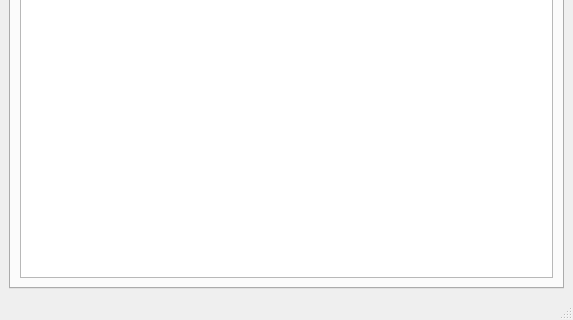
The window that templates/main.ui (gnsl318/Annual_program) describes before a commit, drawn with Qt 5; both pictures show x 0 to 573 and y 347 to 667 of the 573 by 667 pixel window.
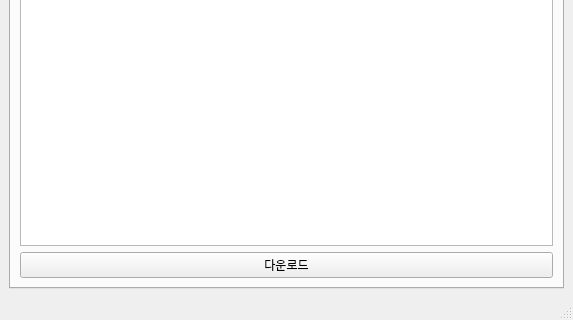
The same window after the commit. The open tabs and pages were chosen to show the change.

Commit message: Make annual_day info download_btn

```diff
--- a/templates/main.ui
+++ b/templates/main.ui
@@ -213,6 +213,13 @@
           </column>
          </widget>
         </item>
+        <item>
+         <widget class="QPushButton" name="download_btn">
+          <property name="text">
+           <string>다운로드</string>
+          </property>
+         </widget>
+        </item>
        </layout>
       </widget>
       <widget class="QWidget" name="tab_3">
```
The commit also changes 1 other file.
